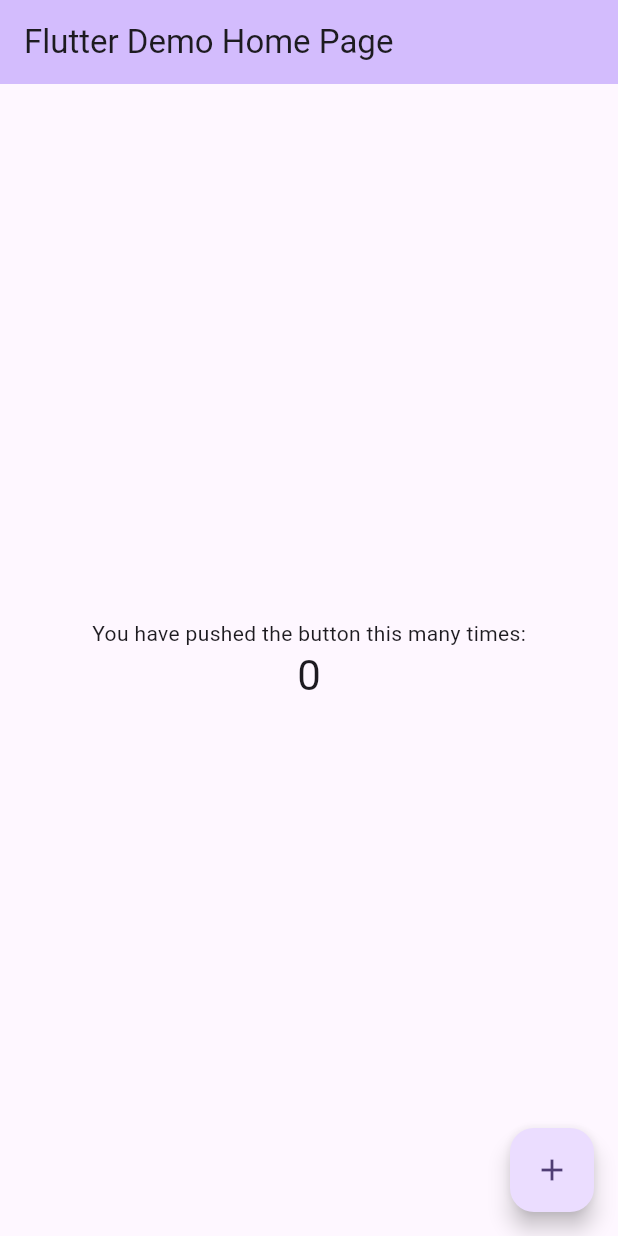
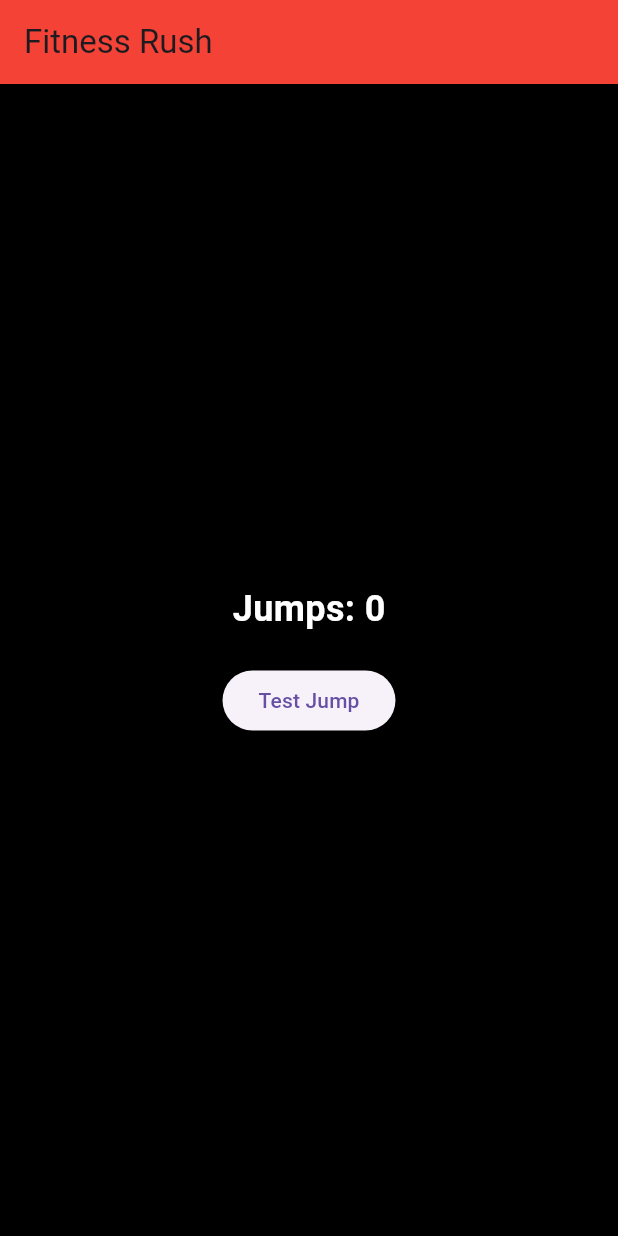
Before and after one commit to Risha0503/fitnessApp, a Flutter app: the screen it shows after launch, on a phone screen of 412 x 824 dp. Run offline on Flutter 3.47's test engine with Material 3 defaults, Android fonts, the phone set to English and light mode, and no system bars.

Commit message:
added a button to simulate the jump

```diff
--- a/fitness_rush_app/lib/main.dart
+++ b/fitness_rush_app/lib/main.dart
@@ -1,122 +1,21 @@
 import 'package:flutter/material.dart';
+import 'package:fitness_rush_app/screens/gamescreen.dart';
 
-void main() {
-  runApp(const MyApp());
+void main(){
+  runApp(const fitnessRushApp());
 }
+class fitnessRushApp extends StatelessWidget {
+  const fitnessRushApp({super.key});
 
-class MyApp extends StatelessWidget {
-  const MyApp({super.key});
-
-  // This widget is the root of your application.
   @override
   Widget build(BuildContext context) {
     return MaterialApp(
-      title: 'Flutter Demo',
+      debugShowCheckedModeBanner: false,
+      title: 'Fitness Rush',
       theme: ThemeData(
-        // This is the theme of your application.
-        //
-        // TRY THIS: Try running your application with "flutter run". You'll see
-        // the application has a purple toolbar. Then, without quitting the app,
-        // try changing the seedColor in the colorScheme below to Colors.green
-        // and then invoke "hot reload" (save your changes or press the "hot
-        // reload" button in a Flutter-supported IDE, or press "r" if you used
-        // the command line to start the app).
-        //
-        // Notice that the counter didn't reset back to zero; the application
-        // state is not lost during the reload. To reset the state, use hot
-        // restart instead.
-        //
-        // This works for code too, not just values: Most code changes can be
-        // tested with just a hot reload.
-        colorScheme: ColorScheme.fromSeed(seedColor: Colors.deepPurple),
+        scaffoldBackgroundColor: Colors.black,
       ),
-      home: const MyHomePage(title: 'Flutter Demo Home Page'),
+      home: const GameScreen(),
     );
   }
 }
-
-class MyHomePage extends StatefulWidget {
-  const MyHomePage({super.key, required this.title});
-
-  // This widget is the home page of your application. It is stateful, meaning
-  // that it has a State object (defined below) that contains fields that affect
-  // how it looks.
-
-  // This class is the configuration for the state. It holds the values (in this
-  // case the title) provided by the parent (in this case the App widget) and
-  // used by the build method of the State. Fields in a Widget subclass are
-  // always marked "final".
-
-  final String title;
-
-  @override
-  State<MyHomePage> createState() => _MyHomePageState();
-}
-
-class _MyHomePageState extends State<MyHomePage> {
-  int _counter = 0;
-
-  void _incrementCounter() {
-    setState(() {
-      // This call to setState tells the Flutter framework that something has
-      // changed in this State, which causes it to rerun the build method below
-      // so that the display can reflect the updated values. If we changed
-      // _counter without calling setState(), then the build method would not be
-      // called again, and so nothing would appear to happen.
-      _counter++;
-    });
-  }
-
-  @override
-  Widget build(BuildContext context) {
-    // This method is rerun every time setState is called, for instance as done
-    // by the _incrementCounter method above.
-    //
-    // The Flutter framework has been optimized to make rerunning build methods
-    // fast, so that you can just rebuild anything that needs updating rather
-    // than having to individually change instances of widgets.
-    return Scaffold(
-      appBar: AppBar(
-        // TRY THIS: Try changing the color here to a specific color (to
-        // Colors.amber, perhaps?) and trigger a hot reload to see the AppBar
-        // change color while the other colors stay the same.
-        backgroundColor: Theme.of(context).colorScheme.inversePrimary,
-        // Here we take the value from the MyHomePage object that was created by
-        // the App.build method, and use it to set our appbar title.
-        title: Text(widget.title),
-      ),
-      body: Center(
-        // Center is a layout widget. It takes a single child and positions it
-        // in the middle of the parent.
-        child: Column(
-          // Column is also a layout widget. It takes a list of children and
-          // arranges them vertically. By default, it sizes itself to fit its
-          // children horizontally, and tries to be as tall as its parent.
-          //
-          // Column has various properties to control how it sizes itself and
-          // how it positions its children. Here we use mainAxisAlignment to
-          // center the children vertically; the main axis here is the vertical
-          // axis because Columns are vertical (the cross axis would be
-          // horizontal).
-          //
-          // TRY THIS: Invoke "debug painting" (choose the "Toggle Debug Paint"
-          // action in the IDE, or press "p" in the console), to see the
-          // wireframe for each widget.
-          mainAxisAlignment: MainAxisAlignment.center,
-          children: <Widget>[
-            const Text('You have pushed the button this many times:'),
-            Text(
-              '$_counter',
-              style: Theme.of(context).textTheme.headlineMedium,
-            ),
-          ],
-        ),
-      ),
-      floatingActionButton: FloatingActionButton(
-        onPressed: _incrementCounter,
-        tooltip: 'Increment',
-        child: const Icon(Icons.add),
-      ), // This trailing comma makes auto-formatting nicer for build methods.
-    );
-  }
-}
--- /dev/null
+++ b/fitness_rush_app/lib/screens/gamescreen.dart
@@ -0,0 +1,48 @@
+import 'package:flutter/material.dart';
+
+class GameScreen extends StatefulWidget {
+  const GameScreen({super.key});
+
+  @override
+  State<GameScreen> createState() => _GameScreenState();
+}
+
+class _GameScreenState extends State<GameScreen> {
+  int jumpCount = 0;
+
+  void increaseJumpCount() {
+    setState(() {
+      jumpCount++;
+    });
+  }
+
+  @override
+  Widget build(BuildContext context) {
+    return Scaffold(
+      appBar: AppBar(
+        title: const Text('Fitness Rush'),
+        backgroundColor: Colors.red,
+      ),
+      body: Center(
+        child: Column(
+          mainAxisAlignment: MainAxisAlignment.center,
+          children: [
+            Text(
+              'Jumps: $jumpCount',
+              style: const TextStyle(
+                color: Colors.white,
+                fontSize: 24,
+                fontWeight: FontWeight.bold,
+              ),
+            ),
+            const SizedBox(height: 20),
+            ElevatedButton(
+              onPressed: increaseJumpCount,
+              child: const Text('Test Jump'),
+            ),
+          ],
+        ),
+      ),
+    );
+  }
+}
```
Also changed, not shown: 1 other file.
